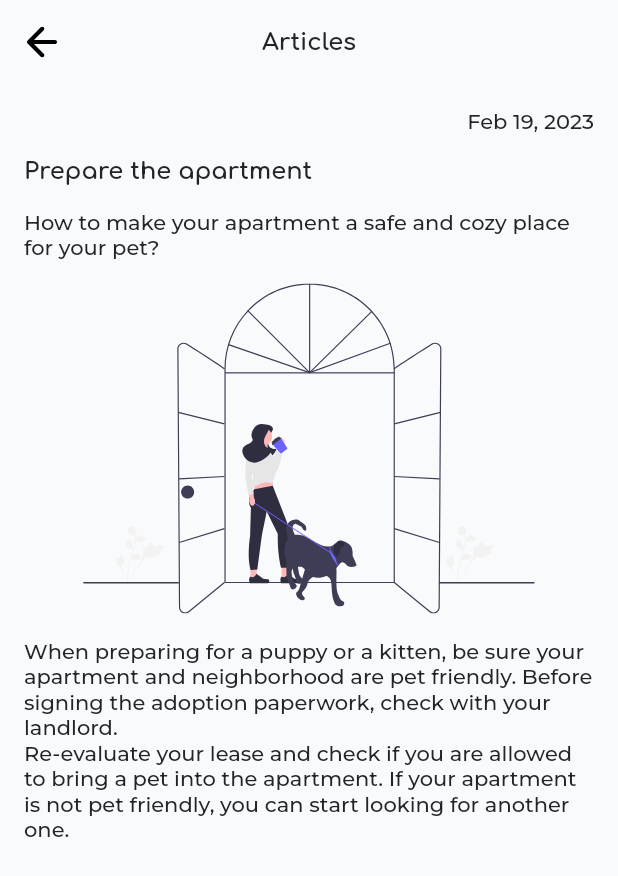
After one commit to scov1/animal_adoption, a Flutter app: the HomeScreen screen opened by its route, after a tap on "Prepare the apartment", on a phone screen of 412 x 824 dp. The commit adds this screen. Shown: the top 876 px of the screen. Run offline on Flutter 3.47's test engine with Material 3 defaults, Android fonts, the light colour scheme and no system bars; our stand-ins replace carousel_slider, dio, equatable, flutter_bloc, flutter_svg, get_it and 2 more; missing offline and left inert: flutter_inappwebview; network calls fail; project files that could hold a hidden picture were left out.

Commit message:
add details articles

```diff
--- /dev/null
+++ b/lib/core/utils/formatters.dart
@@ -0,0 +1,7 @@
+import 'package:intl/intl.dart';
+
+class Formatters {
+  static String customFormatDate(DateTime dateTime) {
+    return DateFormat('MMM dd, yyyy').format(dateTime);
+  }
+}
--- a/lib/l10n/arb/intl_en.arb
+++ b/lib/l10n/arb/intl_en.arb
@@ -21,5 +21,8 @@
     "whatShouldYouBuy": "What should you buy first?",
     "choosingPet": "Choosing a pet",
     "whatYouShouldPay": "What you should pay attention to when choosing a pet?",
-    "articles": "Articles"
+    "articles": "Articles",
+    "articleOne": "When preparing for a puppy or a kitten, be sure your apartment and neighborhood are pet friendly. Before signing the adoption paperwork, check with your landlord.\nRe-evaluate your lease and check if you are allowed to bring a pet into the apartment. If your apartment is not pet friendly, you can start looking for another one. ",
+    "articleTwo": "",
+    "articleThree": "Allergies. Some people are allergic to the dander or saliva that comes with dogs and cats.Your space. Some pets need more space than others, and some landlords or management companies don’t allow pets.Your life. \nLiving with pets provides many physical and mental health benefits. Personality and temperament. Meet before you get your new companion!"
 }
--- a/lib/presentation/home_screen/data/model/articles.dart
+++ b/lib/presentation/home_screen/data/model/articles.dart
@@ -1,6 +1,3 @@
-import 'package:flutter/material.dart';
-
-import '../../../../core/theme/settings/theme_colors.dart';
 import '../../../../gen/assets.gen.dart';
 import '../../../../l10n/generated/l10n.dart';
 
@@ -9,10 +6,16 @@ class ArticlesDto {
     required this.image,
     required this.title,
     required this.desc,
+    required this.createdAt,
+    required this.message,
+    this.basket,
   });
   final String image;
   final String title;
   final String desc;
+  final DateTime createdAt;
+  final String message;
+  final List<BasketData>? basket;
 }
 
 class ArticlesData {
@@ -21,16 +24,43 @@ class ArticlesData {
       image: Assets.svg.icArticle1,
       title: S.current.prepareApartment,
       desc: S.current.howToMakeAppartment,
+      createdAt: DateTime(2023, 2, 19),
+      message: S.current.articleOne,
     ),
     ArticlesDto(
       image: Assets.svg.icArticle2,
       title: S.current.petEssetials,
       desc: S.current.whatShouldYouBuy,
+      createdAt: DateTime(2024, 1, 11),
+      message: S.current.articleTwo,
+      basket: Basket.basket,
     ),
     ArticlesDto(
       image: Assets.svg.icArticle3,
       title: S.current.choosingPet,
       desc: S.current.whatYouShouldPay,
+      createdAt: DateTime(2021, 7, 2),
+      message: S.current.articleThree,
     ),
   ];
 }
+
+class BasketData {
+  BasketData({required this.title, required this.image});
+
+  final String title;
+  final String image;
+}
+
+class Basket {
+  static final List<BasketData> basket = [
+    BasketData(title: 'Pet food', image: Assets.images.icBasket1.path),
+    BasketData(title: 'Food and water bowl', image: Assets.images.icBasket2.path),
+    BasketData(title: 'Toys', image: Assets.images.icBasket3.path),
+    BasketData(title: 'Bedding', image: Assets.images.icBasket4.path),
+    BasketData(title: 'Leash and collar', image: Assets.images.icBasket5.path),
+    BasketData(title: 'Scratching post (for cats)', image: Assets.images.icBasket6.path),
+    BasketData(title: 'Litter box and litter', image: Assets.images.icBasket7.path),
+    BasketData(title: 'Brush and shampoo', image: Assets.images.shampoo.path),
+  ];
+}
--- /dev/null
+++ b/lib/presentation/home_screen/widgets/details_article.dart
@@ -0,0 +1,132 @@
+import 'dart:math';
+
+import 'package:flutter/material.dart';
+import 'package:flutter_svg/svg.dart';
+
+import '../../../core/theme/app_theme.dart';
+import '../../../core/utils/formatters.dart';
+import '../../../l10n/generated/l10n.dart';
+import '../../../widgets/custom_app_bar.dart';
+import '../data/model/articles.dart';
+
+class DetailsArticle extends StatefulWidget {
+  DetailsArticle({Key? key, required this.article}) : super(key: key);
+
+  final ArticlesDto article;
+
+  @override
+  _DetailsArticleState createState() => _DetailsArticleState();
+}
+
+class _DetailsArticleState extends State<DetailsArticle> with SingleTickerProviderStateMixin {
+  late AnimationController _controller;
+  late Animation<double> _animation;
+  final double _circleRadius = 100.0;
+  final double _startAngle = -pi / 2;
+
+  @override
+  void initState() {
+    super.initState();
+    _controller = AnimationController(
+      vsync: this,
+      duration: Duration(seconds: 3),
+    );
+    _animation = CurvedAnimation(
+      parent: _controller,
+      curve: Curves.easeInOut,
+    );
+    _controller.forward();
+  }
+
+  @override
+  void dispose() {
+    _controller.dispose();
+    super.dispose();
+  }
+
+  @override
+  Widget build(BuildContext context) {
+    return Scaffold(
+      appBar: CustomAppBar(
+        title: S.of(context).articles,
+      ),
+      body: Padding(
+        padding: const EdgeInsets.symmetric(horizontal: 16),
+        child: Column(
+          crossAxisAlignment: CrossAxisAlignment.stretch,
+          children: [
+            const SizedBox(height: 16),
+            Align(
+              alignment: Alignment.centerRight,
+              child: Text(
+                Formatters.customFormatDate(widget.article.createdAt),
+                style: context.text.s14w400,
+              ),
+            ),
+            const SizedBox(height: 16),
+            Text(widget.article.title, style: context.text.h16w700),
+            const SizedBox(height: 16),
+            Text(widget.article.desc, style: context.text.s14w400),
+            const SizedBox(height: 16),
+            SvgPicture.asset(
+              widget.article.image,
+              height: 220,
+            ),
+            const SizedBox(height: 16),
+            Text(widget.article.message, style: context.text.s14w400),
+            widget.article.basket?.isNotEmpty == true
+                ? Expanded(
+                    child: AnimatedBuilder(
+                      animation: _animation,
+                      builder: (context, child) {
+                        return Stack(
+                          alignment: Alignment.center,
+                          children: widget.article.basket!.map((item) {
+                            int index = widget.article.basket!.indexOf(item);
+                            double angle =
+                                _startAngle + (index / widget.article.basket!.length) * (2 * pi);
+                            double x = cos(angle) * _circleRadius * _animation.value;
+                            double y = sin(angle) * _circleRadius * _animation.value;
+
+                            return Transform.translate(
+                              offset: Offset(x, y),
+                              child: Opacity(
+                                opacity: _animation.value,
+                                child: Container(
+                                    decoration: BoxDecoration(
+                                      color: context.color.paleMint,
+                                      shape: BoxShape.circle,
+                                    ),
+                                    padding: EdgeInsets.all(20),
+                                    child: InkWell(
+                                      onTap: () {
+                                        _showSnackBar(item.title);
+                                      },
+                                      child: Image.asset(
+                                        item.image,
+                                        height: 24,
+                                      ),
+                                    )),
+                              ),
+                            );
+                          }).toList(),
+                        );
+                      },
+                    ),
+                  )
+                : SizedBox.shrink(),
+          ],
+        ),
+      ),
+    );
+  }
+
+  void _showSnackBar(String message) {
+    ScaffoldMessenger.of(context).showSnackBar(
+      SnackBar(
+        content: Text(message),
+        duration: Duration(seconds: 2),
+      ),
+    );
+  }
+}
--- a/lib/presentation/home_screen/widgets/list_articles.dart
+++ b/lib/presentation/home_screen/widgets/list_articles.dart
@@ -1,9 +1,11 @@
 import 'package:flutter/material.dart';
 import 'package:flutter_svg/svg.dart';
 
+import '../../../core/navigator/navigator1_helper.dart';
 import '../../../core/theme/app_theme.dart';
 import '../../../l10n/generated/l10n.dart';
 import '../data/model/articles.dart';
+import 'details_article.dart';
 
 class ListArticles extends StatefulWidget {
   ListArticles({Key? key}) : super(key: key);
@@ -35,7 +37,13 @@ class _ListArticlesState extends State<ListArticles> {
           padding: const EdgeInsets.symmetric(vertical: 24),
           shrinkWrap: true,
           itemBuilder: (context, index) {
-            return Container(
+            return InkWell(
+              onTap: () {
+                context.router.use.push(DetailsArticle(
+                  article: articles[index],
+                ));
+              },
+              child: Container(
                 height: 180,
                 margin: const EdgeInsets.only(bottom: 16),
                 decoration: BoxDecoration(
@@ -77,6 +85,7 @@ class _ListArticlesState extends State<ListArticles> {
                     ),
                   ],
                 ),
+              ),
             );
           },
           itemCount: articles.length,
```
Also changed, not shown: lib/gen/assets.gen.dart (+49 -1 lines), assets/images/ic_basket_1.png (added), assets/images/ic_basket_2.png (added), assets/images/ic_basket_3.png (added), assets/images/ic_basket_4.png (added), assets/images/ic_basket_5.png (added), assets/images/ic_basket_6.png (added), assets/images/ic_basket_7.png (added), assets/images/ic_basket_8.png (added), assets/images/shampoo.png (added), lib/l10n/generated/intl/messages_en.dart, lib/l10n/generated/l10n.dart. Lines whose indentation alone changed are shown as unchanged.
